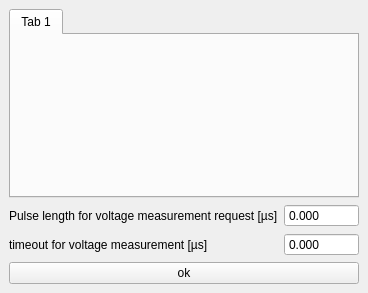
First picture: the form in TildaHost/source/Interface/DmmUi/Ui_DmmLiveView.ui, repository lasersphere/Tilda, before the edit.
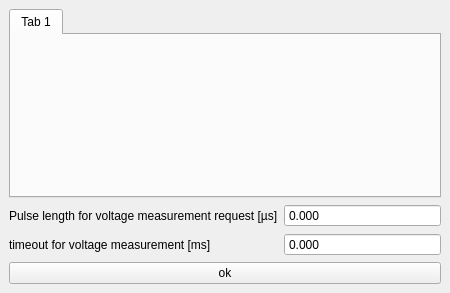
Second picture: the form after the edit.

Commit message: only changed limits and conversions on volt meas settings

```diff
--- a/TildaHost/source/Interface/DmmUi/Ui_DmmLiveView.ui
+++ b/TildaHost/source/Interface/DmmUi/Ui_DmmLiveView.ui
@@ -6,7 +6,7 @@
    <rect>
     <x>0</x>
     <y>0</y>
-    <width>359</width>
+    <width>450</width>
     <height>293</height>
    </rect>
   </property>
@@ -48,7 +48,7 @@
          <number>3</number>
         </property>
         <property name="maximum">
-         <double>1000000.000000000000000</double>
+         <double>107374182.000000000000000</double>
         </property>
        </widget>
       </item>
@@ -64,14 +64,14 @@
          <number>3</number>
         </property>
         <property name="maximum">
-         <double>1000000.000000000000000</double>
+         <double>42949.000000000000000</double>
         </property>
        </widget>
       </item>
       <item row="1" column="0">
        <widget class="QLabel" name="label_measVoltTimeout_mu_s">
         <property name="text">
-         <string>timeout for voltage measurement [µs]</string>
+         <string>timeout for voltage measurement [ms]</string>
         </property>
        </widget>
       </item>
```
Left out of the diff: 18 changed lines with no effect on the pictures. The commit also changes 2 other files.
